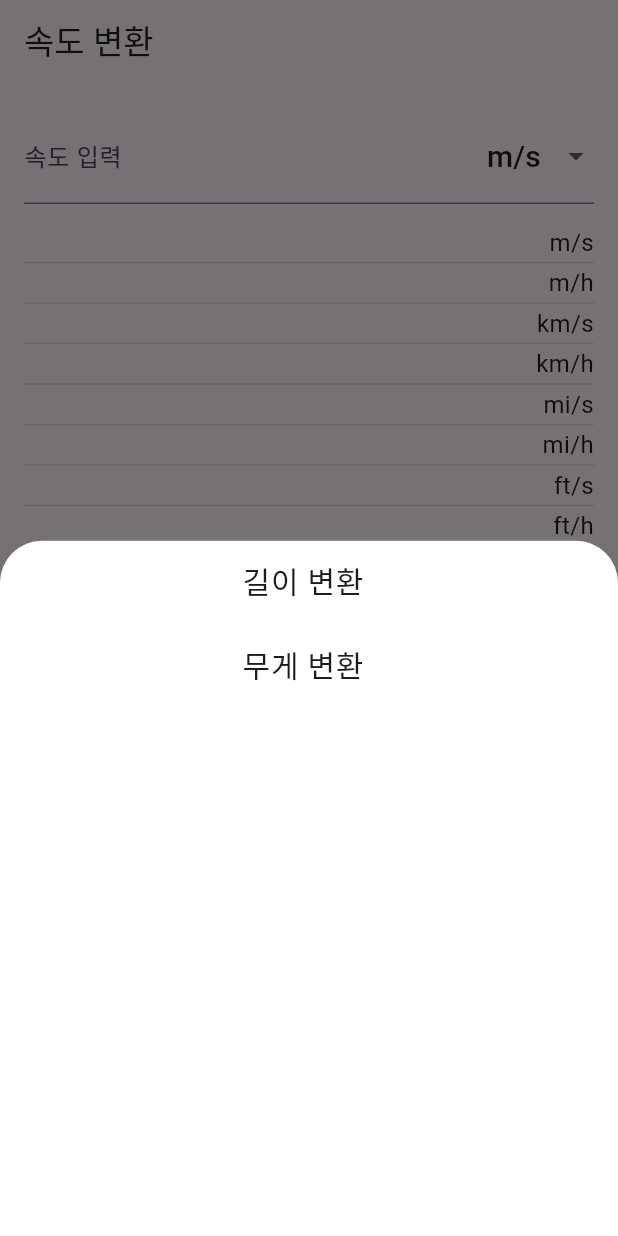
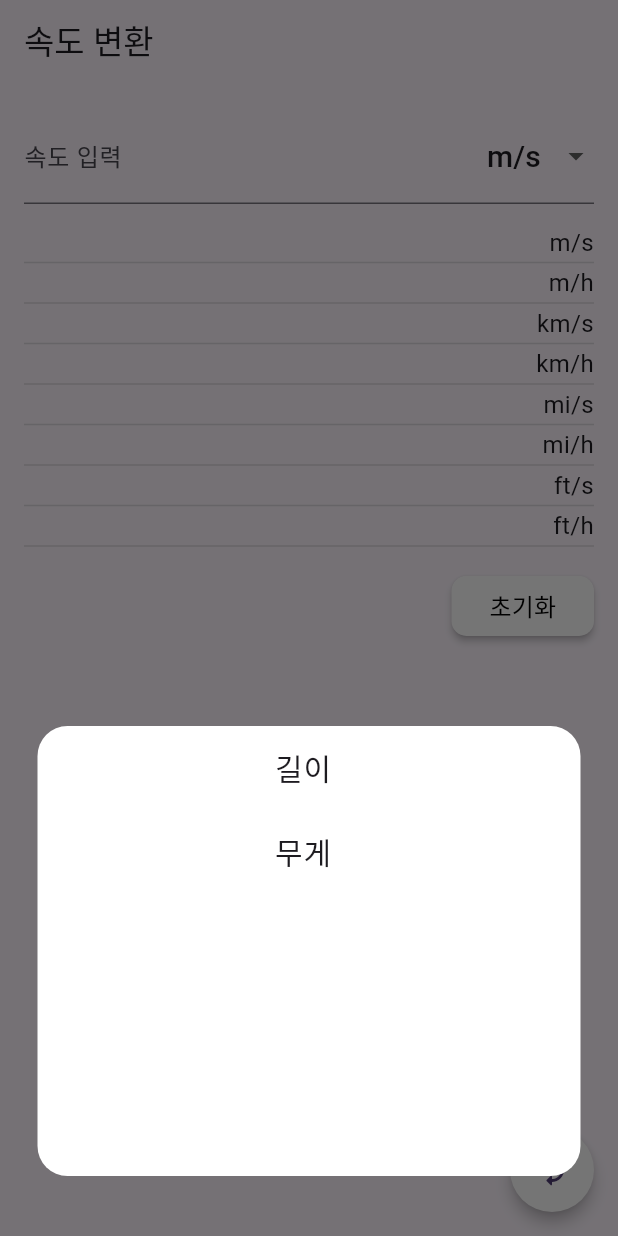
Before and after one commit to KimJJangGu/trasformater, a Flutter app: the SpeedScreen screen opened by its route, after a tap on the "autorenew" icon, on a phone screen of 412 x 824 dp. Run offline on Flutter 3.47's test engine with Material 3 defaults, Android fonts, the phone set to English and light mode, and no system bars; our stand-ins replace go_router.

Commit message:
단위 변환 앱

```diff
--- a/lib/ui/speed_screen.dart
+++ b/lib/ui/speed_screen.dart
@@ -161,15 +161,22 @@ class _SpeedScreenState extends State<SpeedScreen> {
         backgroundColor: Colors.white,
         onPressed: () {
           showModalBottomSheet(
-            backgroundColor: Colors.white,
+            backgroundColor: Colors.transparent,
             context: context,
             builder: (BuildContext context) {
-              return Column(
+              return Container(
+                height: 300,
+                margin: const EdgeInsets.only(left: 25, right: 25, bottom: 40),
+                decoration: const BoxDecoration(
+                  color: Colors.white,
+                  borderRadius: BorderRadius.all(Radius.circular(20)),
+                ),
+                child: Column(
                   children: [
                     ListTile(
                       title: const Center(
                           child: Text(
-                      '길이 변환',
+                        '길이',
                         style: TextStyle(fontSize: 20),
                       )),
                       onTap: () {
@@ -179,7 +186,7 @@ class _SpeedScreenState extends State<SpeedScreen> {
                     ListTile(
                       title: const Center(
                           child: Text(
-                      '무게 변환',
+                        '무게',
                         style: TextStyle(fontSize: 20),
                       )),
                       onTap: () {
@@ -187,6 +194,7 @@ class _SpeedScreenState extends State<SpeedScreen> {
                       },
                     ),
                   ],
+                ),
               );
             },
           );
--- a/lib/use_case/length_converter_use_case.dart
+++ b/lib/use_case/length_converter_use_case.dart
@@ -63,7 +63,6 @@ class LengthConverterUseCase {
   }
 
   String formatNumber(double resultNum) {
-    // 천 단위마다 쉼표 추가, 소수점 표현 기능 구현
     return NumberFormat('###,###.##########').format(resultNum);
   }
 }
```
Also changed, not shown: lib/ui/length_screen.dart (+17 -17 lines), lib/ui/weight_screen.dart (+13 -6 lines). Lines whose indentation alone changed are shown as unchanged.
